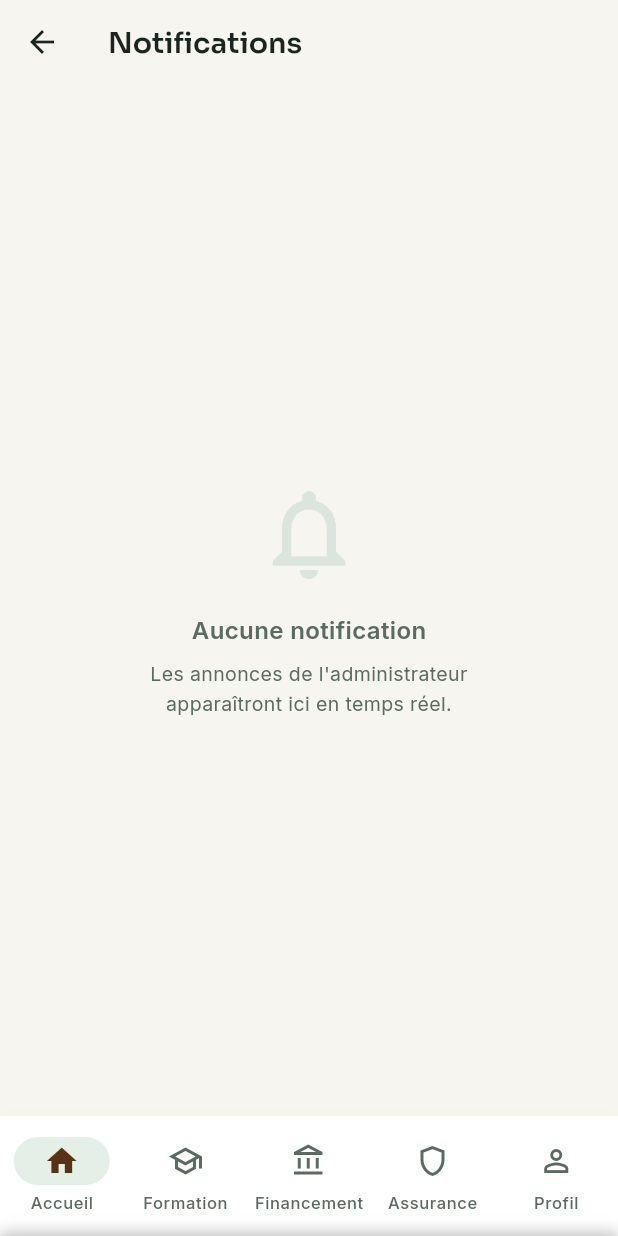
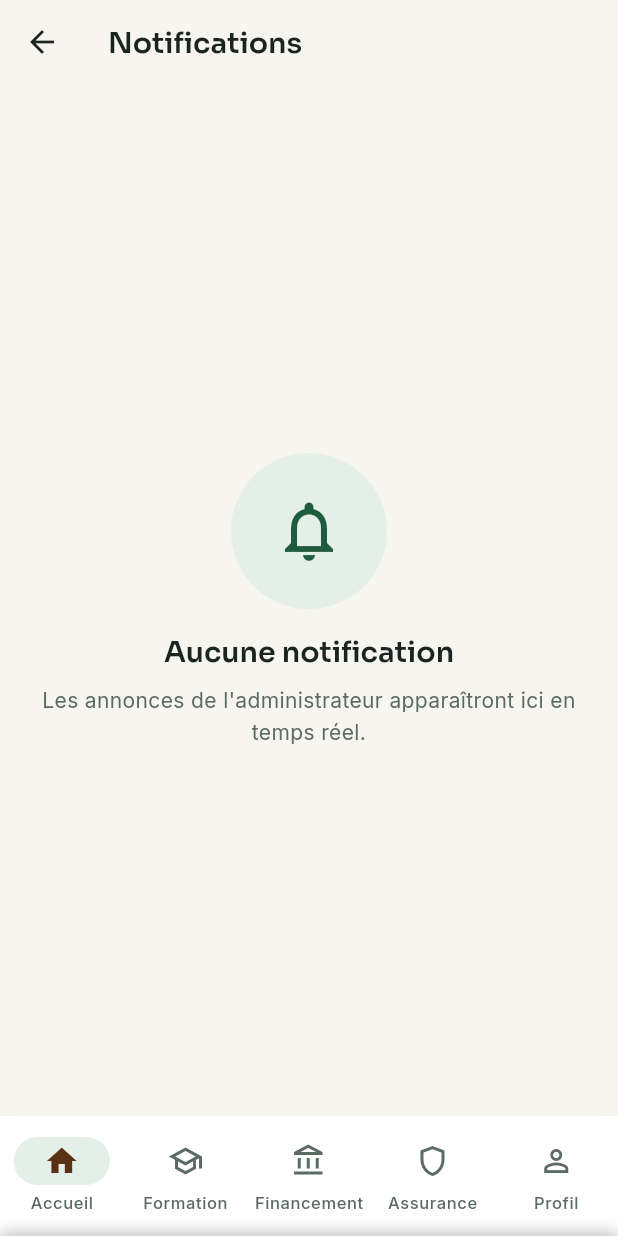
Before and after one commit to Leandre-oloke/appli-greenaccess, a Flutter app: the NotificationsScreen screen opened by its route, on a phone screen of 412 x 824 dp. Run offline on Flutter 3.47's test engine with Material 3 defaults, Android fonts, the phone set to English and light mode, and no system bars; our stand-ins replace cloud_firestore, cloud_functions, connectivity_plus, csv, equatable, file_picker and 19 more; missing offline and left inert: firebase_performance; accounts and stored records are empty.

Commit message:
feat(notifications): recherche/filtre, GaListTile, squelette, erreur traduite (Refonte frontend, Phase 3 — étape 8/12 : Notifications)
NotificationsScreen reçoit GaFilterBar (recherche titre/message + chips
par type, jusqu'ici manquant selon l'audit), GaListTile (remplace le
ListTile décoré à la main — premier vrai consommateur de ce composant),
GaSkeletonList pendant le chargement, GaErrorView sur
NotificationState.error (jamais affiché jusqu'ici), GaEmptyState pour les
deux états vides de l'écran.

GaListTile étendu avec 3 paramètres optionnels rétrocompatibles
(subtitleWidget, tileColor, isThreeLine) pour accueillir un sous-titre à
deux lignes — sans risque, ce composant n'avait encore aucun consommateur
réel.

5 nouveaux tests widgets (0 avant ce commit). Un débordement de layout est
apparu au viewport par défaut des tests (~600px) — pas un bug réel (la
liste est bien scrollable via Expanded+ListView sur tout écran réel) ;
résolu en élargissant le viewport de test, même pattern que
dashboard_screen_test.dart.

Co-Authored-By: Claude Sonnet 5 <noreply@anthropic.com>

```diff
--- a/lib/views/notifications/notifications_screen.dart
+++ b/lib/views/notifications/notifications_screen.dart
@@ -3,8 +3,17 @@ import 'package:flutter_riverpod/flutter_riverpod.dart';
 import 'package:intl/intl.dart';
 import '../../core/constants/app_colors.dart';
 import '../../models/notification_model.dart';
+import '../../ui/ui.dart';
 import '../../viewmodels/auth_viewmodel.dart';
 import '../../viewmodels/notification_viewmodel.dart';
+
+const _kFilterLabels = <String, NotificationType?>{
+  'Toutes': null,
+  'Info': NotificationType.info,
+  'Succès': NotificationType.success,
+  'Avertissement': NotificationType.warning,
+  'Alerte': NotificationType.alert,
+};
 
 class NotificationsScreen extends ConsumerStatefulWidget {
   const NotificationsScreen({super.key});
@@ -14,6 +23,10 @@ class NotificationsScreen extends ConsumerStatefulWidget {
 }
 
 class _NotificationsScreenState extends ConsumerState<NotificationsScreen> {
+  final _searchCtrl = TextEditingController();
+  String _query = '';
+  String _selectedFilter = 'Toutes';
+
   @override
   void initState() {
     super.initState();
@@ -24,37 +37,86 @@ class _NotificationsScreenState extends ConsumerState<NotificationsScreen> {
   }
 
   @override
+  void dispose() {
+    _searchCtrl.dispose();
+    super.dispose();
+  }
+
+  @override
   Widget build(BuildContext context) {
     final uid = ref.watch(authViewModelProvider.select((s) => s.user?.id ?? ''));
     final state = ref.watch(notificationViewModelProvider(uid));
 
+    final type = _kFilterLabels[_selectedFilter];
+    final q = _query.trim().toLowerCase();
+    final filtered = state.notifications.where((n) {
+      final matchesType = type == null || n.type == type;
+      final matchesQuery = q.isEmpty ||
+          n.titre.toLowerCase().contains(q) ||
+          n.message.toLowerCase().contains(q);
+      return matchesType && matchesQuery;
+    }).toList();
+
     return Scaffold(
-      appBar: AppBar(
-        title: const Text('Notifications'),
+      appBar: AppBar(title: const Text('Notifications')),
+      body: state.isLoading
+          ? const Padding(
+              padding: EdgeInsets.all(GaSpacing.lg),
+              child: GaSkeletonList(itemCount: 6, itemHeight: 76),
+            )
+          : state.error != null
+              ? Padding(
+                  padding: const EdgeInsets.all(GaSpacing.lg),
+                  child: GaErrorView(
+                    error: state.error!,
+                    onRetry: () => ref.invalidate(notificationViewModelProvider(uid)),
                   ),
-      body: Builder(builder: (context) {
-        if (state.isLoading) {
-          return const Center(child: CircularProgressIndicator());
-        }
-        if (state.notifications.isEmpty) {
-          return const _EmptyState();
-        }
-        return ListView.separated(
+                )
+              : state.notifications.isEmpty
+                  ? const _EmptyState()
+                  : Column(
+                      children: [
+                        Padding(
+                          padding: const EdgeInsets.fromLTRB(
+                              GaSpacing.lg, GaSpacing.md, GaSpacing.lg, 0),
+                          child: GaFilterBar(
+                            controller: _searchCtrl,
+                            hint: 'Rechercher une notification…',
+                            onChanged: (v) => setState(() => _query = v),
+                            filters: _kFilterLabels.keys.toList(),
+                            selectedFilter: _selectedFilter,
+                            onFilterSelected: (v) =>
+                                setState(() => _selectedFilter = v),
+                          ),
+                        ),
+                        Expanded(
+                          child: filtered.isEmpty
+                              ? const GaEmptyState(
+                                  icon: Icons.search_off_rounded,
+                                  title: 'Aucun résultat',
+                                  message:
+                                      'Essayez un autre filtre ou une autre recherche.',
+                                  compact: true,
+                                )
+                              : ListView.separated(
                                   padding: const EdgeInsets.symmetric(vertical: 8),
-          itemCount: state.notifications.length,
-          separatorBuilder: (_, __) =>
-              const Divider(height: 1, indent: 16, endIndent: 16),
+                                  itemCount: filtered.length,
+                                  separatorBuilder: (_, __) => const Divider(
+                                      height: 1, indent: 16, endIndent: 16),
                                   itemBuilder: (context, index) {
-            final notif = state.notifications[index];
-            final isNew = notif.createdAt.isAfter(state.lastReadAt);
+                                    final notif = filtered[index];
+                                    final isNew =
+                                        notif.createdAt.isAfter(state.lastReadAt);
                                     return _NotifTile(
                                       notif: notif,
                                       isNew: isNew,
                                       onTap: () => _showDetail(context, notif),
                                     );
                                   },
-        );
-      }),
+                                ),
+                        ),
+                      ],
+                    ),
     );
   }
 
@@ -89,18 +151,13 @@ class _NotifTile extends StatelessWidget {
 
   @override
   Widget build(BuildContext context) {
-    return ListTile(
+    return GaListTile(
       onTap: onTap,
       tileColor: isNew ? AppColors.primarySoft : null,
       leading: _TypeIcon(notif.type),
-      title: Text(
-        notif.titre,
-        style: TextStyle(
-          fontWeight: isNew ? FontWeight.w700 : FontWeight.w400,
-          fontSize: 14,
-        ),
-      ),
-      subtitle: Column(
+      title: notif.titre,
+      isThreeLine: true,
+      subtitleWidget: Column(
         crossAxisAlignment: CrossAxisAlignment.start,
         children: [
           const SizedBox(height: 2),
@@ -127,7 +184,6 @@ class _NotifTile extends StatelessWidget {
               ),
             )
           : null,
-      isThreeLine: true,
     );
   }
 
@@ -175,27 +231,10 @@ class _EmptyState extends StatelessWidget {
 
   @override
   Widget build(BuildContext context) {
-    return Center(
-      child: Column(
-        mainAxisSize: MainAxisSize.min,
-        children: [
-          const Icon(Icons.notifications_none, size: 72, color: AppColors.divider),
-          const SizedBox(height: 16),
-          const Text(
-            'Aucune notification',
-            style: TextStyle(
-                fontSize: 16,
-                fontWeight: FontWeight.w600,
-                color: AppColors.textSecondary),
-          ),
-          const SizedBox(height: 8),
-          const Text(
-            'Les annonces de l\'administrateur\napparaîtront ici en temps réel.',
-            textAlign: TextAlign.center,
-            style: TextStyle(color: AppColors.textSecondary, fontSize: 13),
-          ),
-        ],
-      ),
+    return const GaEmptyState(
+      icon: Icons.notifications_none,
+      title: 'Aucune notification',
+      message: "Les annonces de l'administrateur apparaîtront ici en temps réel.",
     );
   }
 }
```
Also changed, not shown: lib/ui/components/ga_list_tile.dart (+12 -3 lines), 2 other files. Lines whose indentation alone changed are shown as unchanged.
